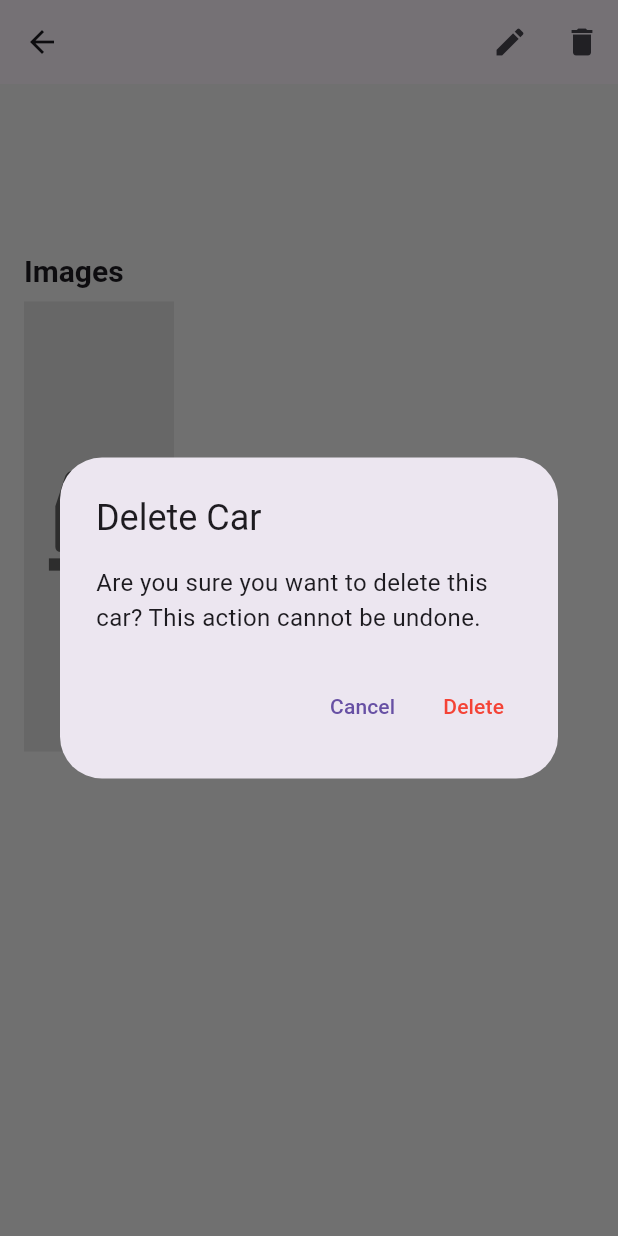
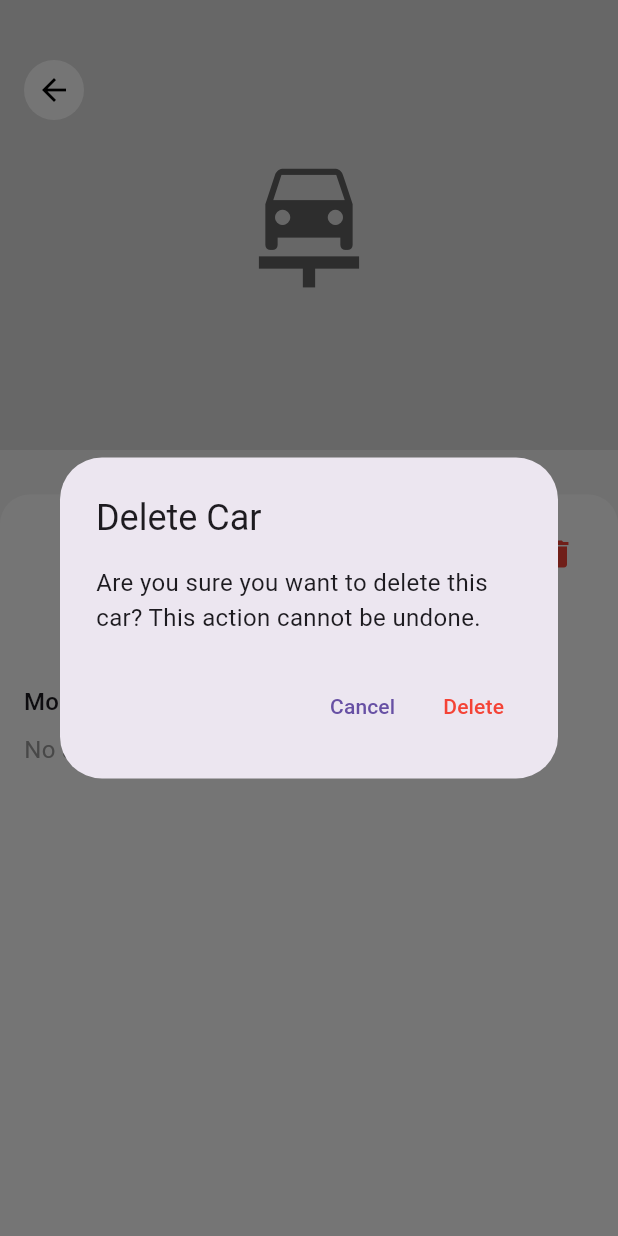
Before and after one commit to harsh2929/flutter_car, a Flutter app: the CarDetailScreen screen opened directly with empty values, after a tap on the "delete" icon, on a phone screen of 412 x 824 dp. Run offline on Flutter 3.47's test engine with Material 3 defaults, Android fonts, the phone set to English and light mode, and no system bars; our stand-ins replace cloud_firestore, firebase_auth, firebase_core, firebase_storage, image_picker, video_player; accounts and stored records are empty.

Commit message:
Final commit

```diff
--- a/lib/screens/car/car_detail_screen.dart
+++ b/lib/screens/car/car_detail_screen.dart
@@ -1,5 +1,3 @@
-// lib/screens/car/car_detail_screen.dart
-
 import 'package:flutter/material.dart';
 import 'package:provider/provider.dart';
 import '../../models/car.dart';
@@ -12,7 +10,6 @@ class CarDetailScreen extends StatelessWidget {
 
   CarDetailScreen({required this.car});
 
-  /// Deletes the car listing if the user is the owner.
   void _deleteCar(BuildContext context) async {
     final firestoreService =
         Provider.of<FirestoreService>(context, listen: false);
@@ -35,7 +32,7 @@ class CarDetailScreen extends StatelessWidget {
         ScaffoldMessenger.of(context).showSnackBar(
           SnackBar(content: Text('Car deleted successfully.')),
         );
-        Navigator.pop(context); // Navigate back after deletion
+        Navigator.pop(context);
       } catch (e) {
         print('Error deleting car: $e');
         ScaffoldMessenger.of(context).showSnackBar(
@@ -52,7 +49,6 @@ class CarDetailScreen extends StatelessWidget {
     );
   }
 
-  /// Displays a confirmation dialog for critical actions.
   Future<bool> _showConfirmationDialog(
       BuildContext context, String title, String content) async {
     bool confirmed = false;
@@ -92,84 +88,31 @@ class CarDetailScreen extends StatelessWidget {
     bool isOwner = user != null && user.uid == car.ownerId;
 
     return Scaffold(
-      appBar: AppBar(
-        title: Text(car.title),
-        actions: isOwner
-            ? [
-                IconButton(
-                  icon: Icon(Icons.edit),
-                  onPressed: () => _editCar(context),
-                  tooltip: 'Edit Car',
-                ),
-                IconButton(
-                  icon: Icon(Icons.delete),
-                  onPressed: () => _deleteCar(context),
-                  tooltip: 'Delete Car',
-                ),
-              ]
-            : null,
-      ),
-      body: SingleChildScrollView(
-        child: Padding(
-          padding: const EdgeInsets.all(16.0),
-          child: Column(
-            crossAxisAlignment: CrossAxisAlignment.start,
+      body: Stack(
         children: [
-              // Title
-              Text(
-                car.title,
-                style: Theme.of(context).textTheme.headlineSmall,
-              ),
-              SizedBox(height: 8.0),
-              // Description
-              Text(
-                car.description,
-                style: Theme.of(context).textTheme.bodyLarge,
-              ),
-              SizedBox(height: 16.0),
-              // Tags
-              Wrap(
-                spacing: 8.0,
-                children: car.tags.map((tag) {
-                  return Chip(label: Text(tag));
-                }).toList(),
-              ),
-              SizedBox(height: 16.0),
-              // Images Grid
-              Text(
-                'Images',
-                style: Theme.of(context).textTheme.titleLarge,
-              ),
-              SizedBox(height: 8.0),
+          // Car Image Header
           car.imageUrls.isNotEmpty
-                  ? GridView.builder(
-                      shrinkWrap: true, // Ensures grid doesn't take infinite space
-                      physics: NeverScrollableScrollPhysics(), // Prevents grid from scrolling independently
-                      gridDelegate: SliverGridDelegateWithFixedCrossAxisCount(
-                        crossAxisCount: 2, // Two columns in the grid
-                        crossAxisSpacing: 8.0,
-                        mainAxisSpacing: 8.0,
-                        childAspectRatio: 1.0, // Square images
-                      ),
-                      itemCount: car.imageUrls.length,
-                      itemBuilder: (context, index) {
-                        return ClipRRect(
-                          borderRadius: BorderRadius.circular(10.0),
+              ? Hero(
+                  tag: car.id,
                   child: Image.network(
-                            car.imageUrls[index],
+                    car.imageUrls.first,
+                    width: double.infinity,
+                    height: 300,
                     fit: BoxFit.cover,
                     errorBuilder: (context, error, stackTrace) {
                       return Container(
                         color: Colors.grey[300],
-                                child: Icon(Icons.broken_image,
-                                    color: Colors.red),
+                        child: Icon(
+                          Icons.broken_image,
+                          color: Colors.red,
+                          size: 100,
+                        ),
                       );
                     },
                   ),
-                        );
-                      },
                 )
               : Container(
+                  width: double.infinity,
                   height: 300,
                   color: Colors.grey[300],
                   child: Icon(
@@ -178,9 +121,127 @@ class CarDetailScreen extends StatelessWidget {
                     color: Colors.grey[700],
                   ),
                 ),
+
+          // Content Section
+          DraggableScrollableSheet(
+            initialChildSize: 0.6,
+            minChildSize: 0.6,
+            maxChildSize: 0.9,
+            builder: (context, scrollController) {
+              return Container(
+                padding: const EdgeInsets.all(16.0),
+                decoration: BoxDecoration(
+                  color: Colors.white,
+                  borderRadius: BorderRadius.vertical(top: Radius.circular(20)),
+                ),
+                child: ListView(
+                  controller: scrollController,
+                  children: [
+                    // Title and Owner Actions
+                    Row(
+                      mainAxisAlignment: MainAxisAlignment.spaceBetween,
+                      children: [
+                        Text(
+                          car.title,
+                          style: Theme.of(context).textTheme.headlineSmall,
+                        ),
+                        if (isOwner)
+                          Row(
+                            children: [
+                              IconButton(
+                                icon: Icon(Icons.edit, color: Colors.blue),
+                                onPressed: () => _editCar(context),
+                              ),
+                              IconButton(
+                                icon: Icon(Icons.delete, color: Colors.red),
+                                onPressed: () => _deleteCar(context),
+                              ),
                             ],
                           ),
+                      ],
                     ),
+                    SizedBox(height: 8.0),
+
+                    // Description
+                    Text(
+                      car.description,
+                      style: TextStyle(fontSize: 16.0, color: Colors.grey[700]),
+                    ),
+                    SizedBox(height: 16.0),
+
+                    // Tags
+                    Wrap(
+                      spacing: 8.0,
+                      children: car.tags.map((tag) {
+                        return Chip(
+                          label: Text(tag),
+                          backgroundColor: Colors.blueAccent.withOpacity(0.2),
+                        );
+                      }).toList(),
+                    ),
+                    SizedBox(height: 16.0),
+
+                    // Additional Images Section
+                    Text(
+                      'More Images',
+                      style: Theme.of(context).textTheme.titleMedium,
+                    ),
+                    SizedBox(height: 8.0),
+                    car.imageUrls.length > 1
+                        ? SizedBox(
+                            height: 150,
+                            child: ListView.builder(
+                              scrollDirection: Axis.horizontal,
+                              itemCount: car.imageUrls.length - 1,
+                              itemBuilder: (context, index) {
+                                return Container(
+                                  margin: EdgeInsets.symmetric(horizontal: 8.0),
+                                  child: ClipRRect(
+                                    borderRadius: BorderRadius.circular(10.0),
+                                    child: Image.network(
+                                      car.imageUrls[index + 1],
+                                      width: 150,
+                                      height: 150,
+                                      fit: BoxFit.cover,
+                                      errorBuilder:
+                                          (context, error, stackTrace) {
+                                        return Container(
+                                          width: 150,
+                                          height: 150,
+                                          color: Colors.grey[300],
+                                          child: Icon(Icons.broken_image,
+                                              color: Colors.red),
+                                        );
+                                      },
+                                    ),
+                                  ),
+                                );
+                              },
+                            ),
+                          )
+                        : Text(
+                            'No additional images available.',
+                            style: TextStyle(color: Colors.grey),
+                          ),
+                  ],
+                ),
+              );
+            },
+          ),
+
+          // Back Button
+          Positioned(
+            top: 40,
+            left: 16,
+            child: CircleAvatar(
+              backgroundColor: Colors.white,
+              child: IconButton(
+                icon: Icon(Icons.arrow_back, color: Colors.black),
+                onPressed: () => Navigator.pop(context),
+              ),
+            ),
+          ),
+        ],
       ),
     );
   }
```
Also changed, not shown: lib/screens/car/car_create_screen.dart (+43 -40 lines). Lines whose indentation alone changed are shown as unchanged.
